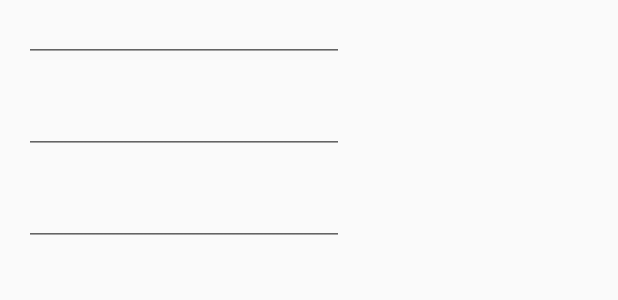
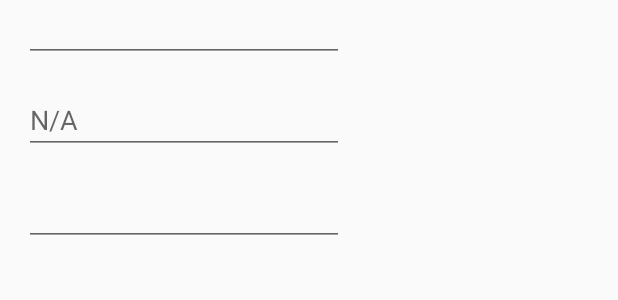
Before and after one commit to ldmcdona/301-1, an Android app: the layout activity_edit_sub.xml on its own in the app's theme, with its tools: preview values and no code run, on a phone screen of 412 x 824 dp. Shown: the part 122-422 px from the top of the screen. Run offline under Robolectric (Android 15) with nearby library versions, the phone set to English and light mode, and no system bars.

Commit message:
Edit display

```diff
--- a/ldmcdona-SubBook/src/main/java/com/example/myfirstapp/Subscription.java
+++ b/ldmcdona-SubBook/src/main/java/com/example/myfirstapp/Subscription.java
@@ -43,6 +43,6 @@ public class Subscription {
 
     @Override
     public String toString(){
-        return name + '\n' + date + '\n' + cost;
+        return name + '\n' + date + '\n' + "$" + cost;
     }
 }
--- a/ldmcdona-SubBook/src/main/java/com/example/myfirstapp/new_subscription.java
+++ b/ldmcdona-SubBook/src/main/java/com/example/myfirstapp/new_subscription.java
@@ -24,6 +24,7 @@ public class new_subscription extends AppCompatActivity {
         name = (EditText) findViewById(R.id.sname);
         cost = (EditText) findViewById(R.id.scost);
         date = (EditText) findViewById(R.id.sdate);
+        comment = (EditText) findViewById(R.id.scomment);
 
         final Button button = findViewById(R.id.button2);
         button.setOnClickListener(new View.OnClickListener() {
@@ -33,11 +34,13 @@ public class new_subscription extends AppCompatActivity {
                 String subname = name.getText().toString();
                 String subdate = date.getText().toString();
                 String subcost = cost.getText().toString();
+                String subcomment = comment.getText().toString();
 
                 Intent newintent = new Intent();
                 newintent.putExtra( "subname", subname);
                 newintent.putExtra( "subcost", subcost);
                 newintent.putExtra( "subdate", subdate);
+                newintent.putExtra( "subcomment", subcomment);
             //    newintent.putExtra()
                 setResult(1, newintent);
                 finish();
--- a/ldmcdona-SubBook/src/main/res/layout/activity_edit_sub.xml
+++ b/ldmcdona-SubBook/src/main/res/layout/activity_edit_sub.xml
@@ -44,7 +44,7 @@
         android:layout_marginLeft="16dp"
         android:layout_marginTop="16dp"
         android:ems="10"
-        android:inputType="textPersonName"
+        android:inputType="date"
         app:layout_constraintLeft_toLeftOf="parent"
         app:layout_constraintTop_toBottomOf="@+id/namet" />
 
@@ -55,7 +55,8 @@
         android:layout_marginLeft="16dp"
         android:layout_marginTop="16dp"
         android:ems="10"
-        android:inputType="textPersonName"
+        android:hint="N/A"
+        android:inputType="numberDecimal"
         app:layout_constraintLeft_toLeftOf="parent"
         app:layout_constraintTop_toBottomOf="@+id/datet" />
 
```
Also changed, not shown: ldmcdona-SubBook/src/main/java/com/example/myfirstapp/EditSub.java (+18 -1 lines), ldmcdona-SubBook/src/main/java/com/example/myfirstapp/MainActivity.java (+7 -4 lines), 32 other files.
